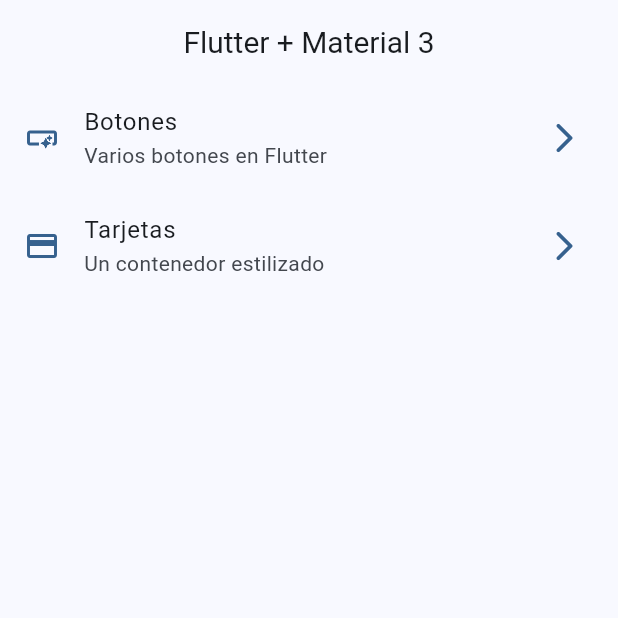
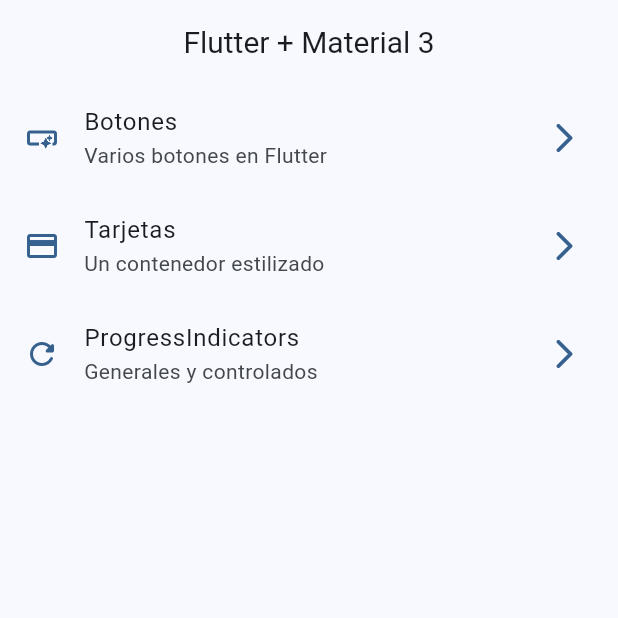
Before and after one commit to Diego-Fdez/widgets_app, a Flutter app: the screen it shows after launch, on a phone screen of 412 x 824 dp, the top half of it. Run offline on Flutter 3.47's test engine with Material 3 defaults, Android fonts, the phone set to English and light mode, and no system bars; our stand-ins replace go_router.

Commit message:
progress indicator terminado

```diff
--- a/lib/config/menu/menu_items.dart
+++ b/lib/config/menu/menu_items.dart
@@ -24,4 +24,9 @@ const appMenuItems = <MenuItem>[
       subTitle: 'Un contenedor estilizado',
       link: '/cards',
       icon: Icons.credit_card),
+  MenuItem(
+      title: 'ProgressIndicators',
+      subTitle: 'Generales y controlados',
+      link: '/progress',
+      icon: Icons.refresh_rounded),
 ];
--- a/lib/config/router/app_router.dart
+++ b/lib/config/router/app_router.dart
@@ -14,4 +14,8 @@ final appRouter = GoRouter(initialLocation: '/', routes: [
       name: CardsScreen.name,
       path: '/cards',
       builder: (context, state) => const CardsScreen()),
+  GoRoute(
+      name: ProgressScreen.name,
+      path: '/progress',
+      builder: (context, state) => const ProgressScreen()),
 ]);
```
Also changed, not shown: lib/presentation/screens/progress/progress_screen.dart (+73 -1 lines).
